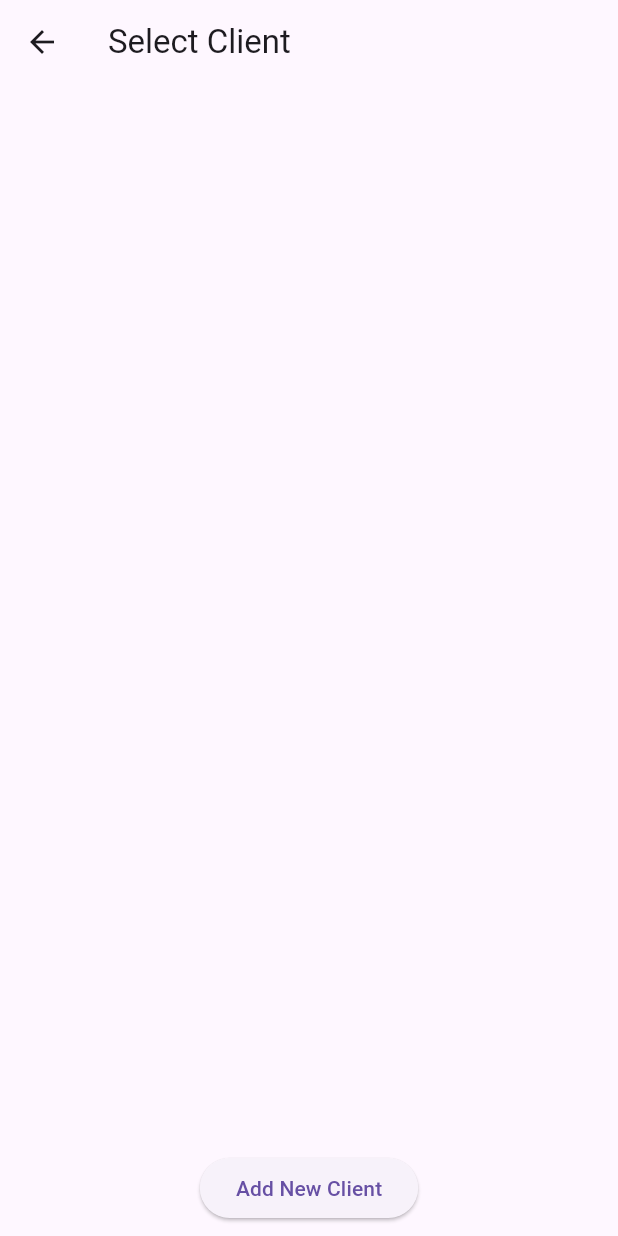
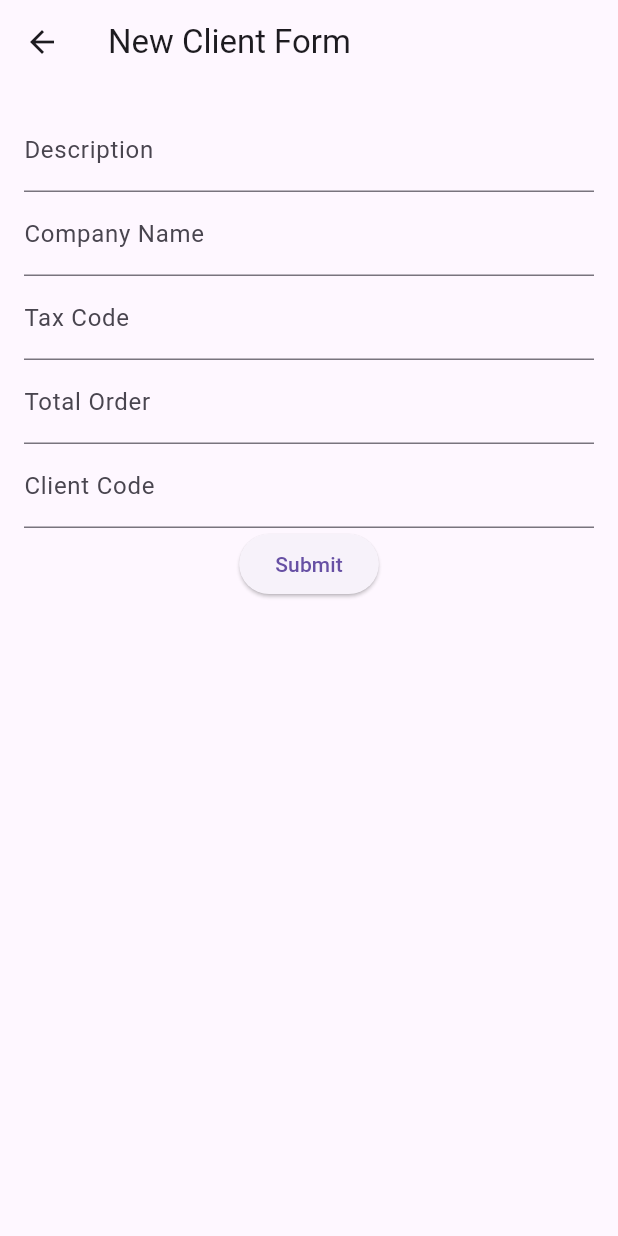
Before and after one commit to AndreiP256/SalesMan-App, a Flutter app: the ClientSelectionScreen screen opened directly, after a tap on "Add New Client", on a phone screen of 412 x 824 dp. Run offline on Flutter 3.47's test engine with Material 3 defaults, Android fonts, the phone set to English and light mode, and no system bars; our stand-ins replace flutter_dotenv, flutter_secure_storage, geolocator, permission_handler, shared_preferences; missing offline and left inert: dart:ffi; accounts and stored records are empty; network calls fail.

Commit message:
Can Now add new Clients
Also fixed navbar bug on frontend

```diff
--- a/mobile/lib/views/client_selection_view.dart
+++ b/mobile/lib/views/client_selection_view.dart
@@ -3,6 +3,7 @@
 import 'package:flutter/material.dart';
 import 'package:mobile/services/api_service.dart'; // Import the ApiService
 import 'meeting_screen.dart'; // Import your MeetingScreen
+import 'new_client_form_view.dart';
 
 class ClientSelectionScreen extends StatefulWidget {
   @override
@@ -52,7 +53,11 @@ class _ClientSelectionScreenState extends State<ClientSelectionScreen> {
             child: ElevatedButton(
             child: Text('Add New Client'),
             onPressed: () {
-              // navigate to the new client screen
+              Navigator.push(
+                  context,
+                  MaterialPageRoute(
+                      builder: (context) => NewClientFormView()),
+                );
             },
           ),
           ),
--- a/mobile/lib/views/new_client_form_view.dart
+++ b/mobile/lib/views/new_client_form_view.dart
@@ -0,0 +1,151 @@
+import 'package:flutter/material.dart';
+import 'package:geolocator/geolocator.dart';
+import 'package:mobile/services/api_service.dart'; // Import the ApiService
+import 'package:permission_handler/permission_handler.dart';
+import 'meeting_screen.dart'; // Import your MeetingScreen
+
+class NewClientFormView extends StatefulWidget {
+    @override
+    _NewClientFormViewState createState() => _NewClientFormViewState();
+}
+
+class _NewClientFormViewState extends State<NewClientFormView> {
+    final _formKey = GlobalKey<FormState>();
+    final _descriptionController = TextEditingController();
+    final _companyNameController = TextEditingController();
+    final _taxCodeController = TextEditingController();
+    final _totalOrderController = TextEditingController();
+    final _clientCodeController = TextEditingController();
+    Position? _currentPosition;
+
+    @override
+    void initState() {
+        super.initState();
+        _getCurrentLocation();
+    }
+
+    _getCurrentLocation() async {
+        PermissionStatus permission = await Permission.locationWhenInUse.request();
+
+        if (permission.isGranted) {
+            Geolocator.getCurrentPosition(desiredAccuracy: LocationAccuracy.best)
+                .then((Position position) {
+            setState(() {
+                _currentPosition = position;
+            });
+            }).catchError((e) {
+            print('Error getting current position: $e');
+            });
+        } else {
+            print('Location permission not granted');
+        }
+    }
+
+    ApiService apiService = ApiService();
+
+    @override
+    Widget build(BuildContext context) {
+        return Scaffold(
+            appBar: AppBar(
+                title: Text('New Client Form'),
+            ),
+            body: SingleChildScrollView(
+                child: Padding(
+                    padding: const EdgeInsets.all(16.0),
+                    child: Form(
+                        key: _formKey,
+                        child: Column(
+                            children: <Widget>[
+                                TextFormField(
+                                    controller: _descriptionController,
+                                    decoration: InputDecoration(labelText: 'Description'),
+                                    validator: (value) {
+                                        if (value == null || value.isEmpty) {
+                                            return 'Please enter a description';
+                                        }
+                                        return null;
+                                    },
+                                ),
+                                TextFormField(
+                                    controller: _companyNameController,
+                                    decoration: InputDecoration(labelText: 'Company Name'),
+                                    validator: (value) {
+                                        if (value == null || value.isEmpty) {
+                                            return 'Please enter a company name';
+                                        }
+                                        return null;
+                                    },
+                                ),
+                                TextFormField(
+                                    controller: _taxCodeController,
+                                    decoration: InputDecoration(labelText: 'Tax Code'),
+                                    validator: (value) {
+                                        if (value == null || value.isEmpty) {
+                                            return 'Please enter a tax code';
+                                        }
+                                        return null;
+                                    },
+                                ),
+                                if (_currentPosition != null) Text('Latitude: ${_currentPosition!.latitude}, Longitude: ${_currentPosition!.longitude}'),
+                                TextFormField(
+                                    controller: _totalOrderController,
+                                    decoration: InputDecoration(labelText: 'Total Order'),
+                                    validator: (value) {
+                                        if (value == null || value.isEmpty) {
+                                            return 'Please enter a total order';
+                                        }
+                                        return null;
+                                    },
+                                ),
+                                TextFormField(
+                                    controller: _clientCodeController,
+                                    decoration: InputDecoration(labelText: 'Client Code'),
+                                    validator: (value) {
+                                        if (value == null || value.isEmpty) {
+                                            return 'Please enter a client code';
+                                        }
+                                        return null;
+                                    },
+                                ),
+                                ElevatedButton(
+                                    onPressed: () async {
+                                        if (_formKey.currentState?.validate() ?? false) {
+                                            // If the form is valid, display a Snackbar.
+                                            ScaffoldMessenger.of(context).showSnackBar(
+                                                SnackBar(content: Text('Processing Data')),
+                                            );
+                                            if (_currentPosition != null) {
+                                                try {
+                                                    int clientId = await apiService.createClient(
+                                                        description: _descriptionController.text,
+                                                        companyName: _companyNameController.text,
+                                                        taxCode: _taxCodeController.text,
+                                                        latitude: _currentPosition!.latitude,
+                                                        longitude: _currentPosition!.longitude,
+                                                        totalOrder: double.parse(_totalOrderController.text).toString(),
+                                                        clientCode: _clientCodeController.text,
+                                                    );
+                                                    Navigator.push(
+                                                        context,
+                                                        MaterialPageRoute(
+                                                            builder: (context) => MeetingScreen(clientId: clientId),
+                                                        ),
+                                                    );
+                                                } catch (e) {
+                                                    print('Error creating client: $e');
+                                                }
+                                            } else {
+                                                print('Current position is null');
+                                            }
+                                        }
+                                    },
+                                    child: Text('Submit'),
+                                ),
+                            ],
+                        ),
+                    ),
+                ),
+            ),
+        );
+    }
+}
--- a/mobile/pubspec.yaml
+++ b/mobile/pubspec.yaml
@@ -34,12 +34,14 @@ dependencies:
   intl: ^0.17.0
   url_launcher: ^6.0.12
   shared_preferences: ^2.0.8
+  geolocator: ^7.6.2
 
   # The following adds the Cupertino Icons font to your application.
   # Use with the CupertinoIcons class for iOS style icons.
   cupertino_icons: ^1.0.6
   http: ^1.2.1
   flutter_secure_storage: ^9.0.0
+  permission_handler: ^8.1.6
 
 dev_dependencies:
   flutter_test:
```
Also changed, not shown: mobile/lib/services/api_service.dart (+56 -0 lines), mobile/pubspec.lock, 4 other files.
